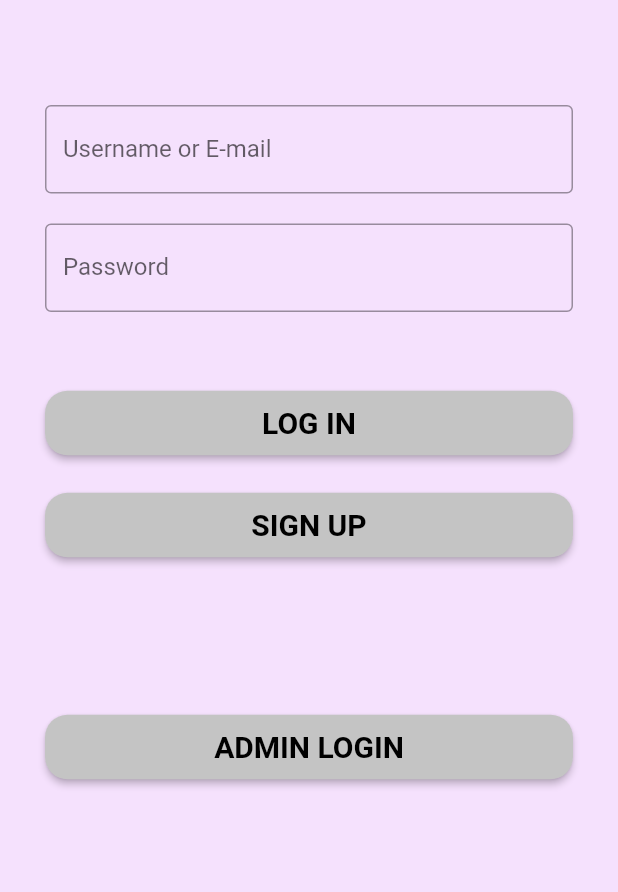
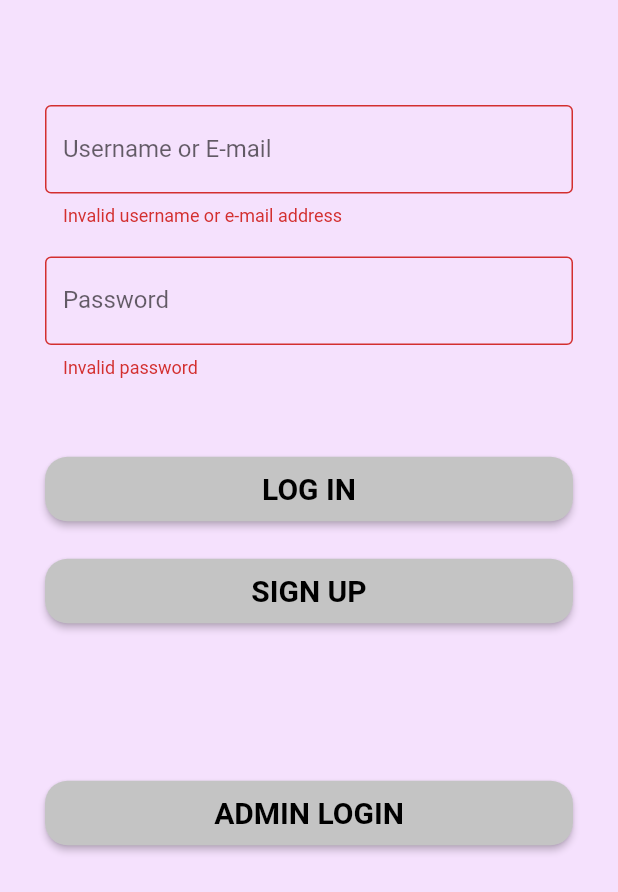
Before and after one commit to nathanjulian/bptest_app, a Flutter app: the screen it shows after launch, after a tap on "LOG IN", on a phone screen of 412 x 824 dp. Shown: the top 892 px of the screen. Run offline on Flutter 3.47's test engine with Material 2 defaults, Android fonts, the phone set to English and light mode, and no system bars; our stand-ins replace firebase_auth; accounts and stored records are empty.

Commit message:
created log in function

```diff
--- a/lib/screens/login_screen.dart
+++ b/lib/screens/login_screen.dart
@@ -2,7 +2,6 @@ import 'package:bptest_app/firebase/auth_functions.dart';
 import 'package:flutter/cupertino.dart';
 import 'package:flutter/material.dart';
 import 'package:bptest_app/components/page_button.dart';
-
 
 class LoginScreen extends StatefulWidget {
   @override
@@ -10,8 +9,8 @@ class LoginScreen extends StatefulWidget {
 }
 
 class _LoginScreenState extends State<LoginScreen> {
-
   final AuthService _auth = AuthService();
+  final _formKey = GlobalKey<FormState>();
 
   String userEmail = '';
   String password = '';
@@ -22,9 +21,12 @@ class _LoginScreenState extends State<LoginScreen> {
       body: Padding(
         padding: const EdgeInsets.symmetric(vertical: 70.0, horizontal: 30.0),
         child: Form(
+          key: _formKey,
           child: ListView(
             children: [
               TextFormField(
+                validator: (val) =>
+                    val.isEmpty ? 'Invalid username or e-mail address' : null,
                 decoration: InputDecoration(
                   border: OutlineInputBorder(),
                   labelText: 'Username or E-mail',
@@ -35,6 +37,7 @@ class _LoginScreenState extends State<LoginScreen> {
               ),
               SizedBox(height: 20.0),
               TextFormField(
+                validator: (val) => val.length < 6 ? 'Invalid password' : null,
                 obscureText: true,
                 decoration: InputDecoration(
                   border: OutlineInputBorder(),
@@ -48,10 +51,29 @@ class _LoginScreenState extends State<LoginScreen> {
               PageButton(
                 text: 'LOG IN',
                 press: () async {
-                  print(userEmail);
-                  print(password);
-//                  dynamic result = await _auth.logIn();
-//                  result == null ? print('login error') : print('logged in, ' + result.toString());
+                  if (_formKey.currentState.validate()) {
+                    dynamic result = await _auth.logIn(userEmail, password);
+                  if(result == null) {
+                      setState(() {
+                        showDialog(
+                            context: context,
+                          barrierDismissible: true,
+                          builder: (BuildContext context) {
+                              return AlertDialog(
+                                title: Text('Error'),
+                                content: Text('Account does not exist. Please create an account'),
+                                actions: [
+                                  FlatButton(
+                                    child: Text('OK'),
+                                    onPressed: () {Navigator.of(context).pop();},
+                                  )
+                                ],
+                              );
+                          }
+                        );
+                      });
+                    }
+                  }
                 },
               ),
               SizedBox(height: 20.0),
@@ -60,7 +82,9 @@ class _LoginScreenState extends State<LoginScreen> {
                     Navigator.pushNamed(context, 'Sign Up');
                   },
                   text: 'SIGN UP'),
-              SizedBox(height: 100.0,),
+              SizedBox(
+                height: 100.0,
+              ),
               PageButton(
                   press: () {
                     Navigator.pushNamed(context, 'Admin Login');
```
